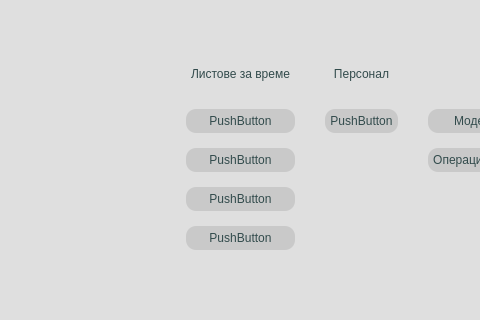
First picture: the form in app/ui/widgets/MainWindow.ui, repository DevilPhp/WorkSalary.v01, before the edit; both pictures show x 179 to 659 and y 322 to 642 of the 1241 by 948 pixel window.
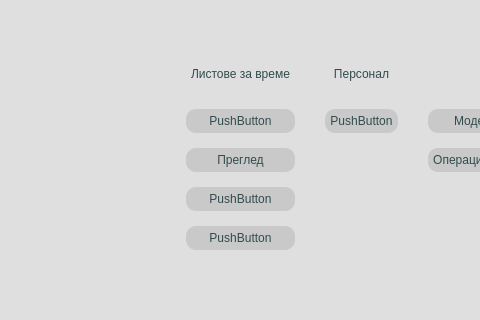
Second picture: the form after the edit. The open tabs and pages were chosen to show the change. Icons and pictures are not drawn.

Patch:
```diff
--- a/app/ui/widgets/MainWindow.ui
+++ b/app/ui/widgets/MainWindow.ui
@@ -613,7 +613,7 @@
                 <item row="2" column="0">
                  <widget class="QPushButton" name="pushButton_5">
                   <property name="text">
-                   <string>PushButton</string>
+                   <string>Преглед</string>
                   </property>
                  </widget>
                 </item>
```
Left out of the diff: 2 changed lines with no effect on the pictures.
